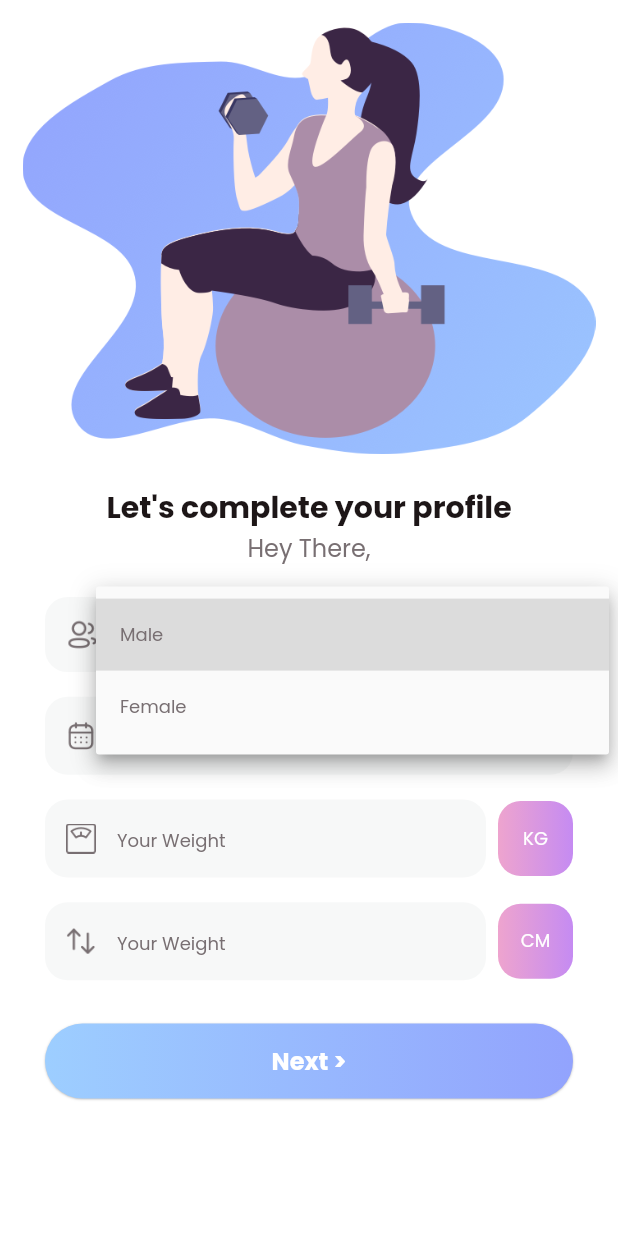
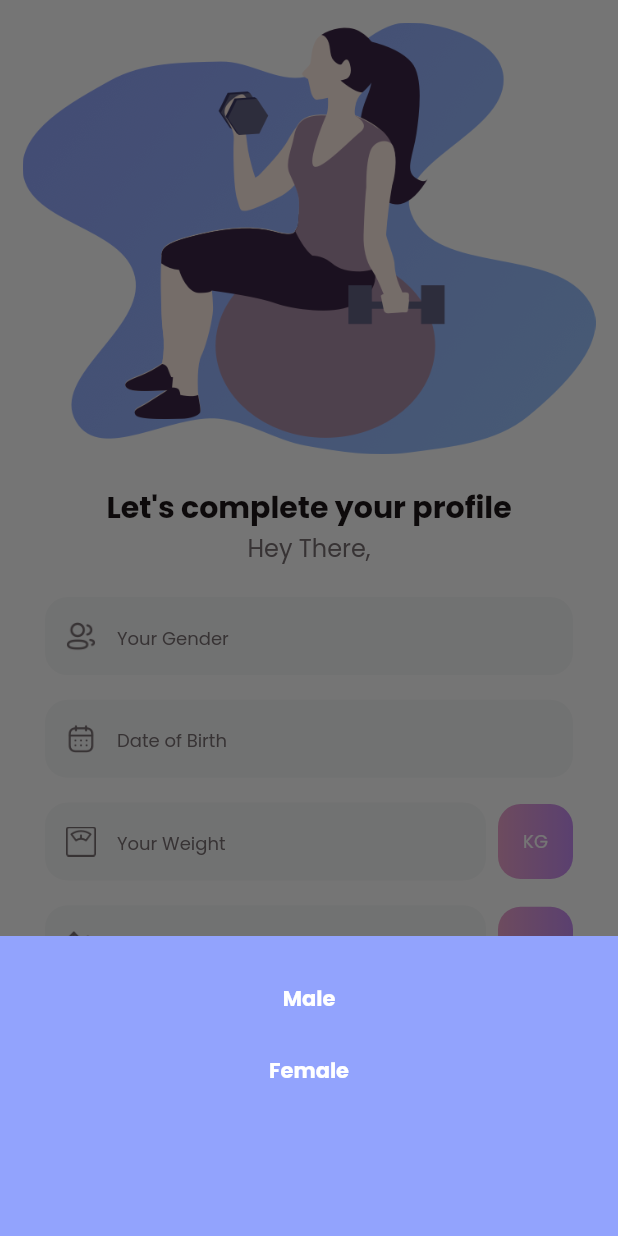
Before and after one commit to prathameassyserve/fitnestx, a Flutter app: the CompleteProfileView screen opened by its route, after a tap on "Your Gender", on a phone screen of 412 x 824 dp. Run offline on Flutter 3.47's test engine with Material 2 defaults, Android fonts, the phone set to English and light mode, and no system bars; our stand-ins replace get_it, hive, hive_flutter; accounts and stored records are empty.

```diff
--- /dev/null
+++ b/lib/common/extension.dart
@@ -0,0 +1,34 @@
+import 'package:fitnestx/common/color_extension.dart';
+import 'package:fitnestx/common/item_collection.dart';
+import 'package:flutter/material.dart';
+
+class Extension {
+  void showBottom(BuildContext context, VoidCallback onClick) {
+    showModalBottomSheet(
+        context: context,
+        builder: (BuildContext context) {
+          var genderData = ItemCollection.genderData;
+          return Container(
+            padding: const EdgeInsets.fromLTRB(10, 18, 10, 0),
+            height: 200,
+            color: TColor.primaryColor1,
+            child: ListView.builder(
+              itemCount: genderData.length,
+              itemBuilder: (context, index) {
+                return TextButton(
+                  onPressed: () {},
+                  child: Text(
+                    genderData[index],
+                    style: TextStyle(
+                      fontSize: 14,
+                      fontWeight: FontWeight.w700,
+                      color: TColor.white,
+                    ),
+                  ),
+                );
+              },
+            ),
+          );
+        });
+  }
+}
--- a/lib/common/item_collection.dart
+++ b/lib/common/item_collection.dart
@@ -3,6 +3,8 @@ import 'package:fitnestx/generated/assets.dart';
 import 'package:fitnestx/pojo/on_boarding_data.dart';
 
 class ItemCollection {
+  static List<String> genderData = ["Male", "Female"];
+
   static List<OnBoardingData> onBoardingScreenData = [
     OnBoardingData(
       title: TString.labelTrackYourGoal1,
--- a/lib/common/string_extension.dart
+++ b/lib/common/string_extension.dart
@@ -34,4 +34,5 @@ class TString {
   static String labelKG = "KG";
   static String labelCM = "CM";
   static String labelYourGender = "Your Gender";
+
 }
--- a/lib/common_widgets/round_textfield.dart
+++ b/lib/common_widgets/round_textfield.dart
@@ -9,8 +9,10 @@ class RoundTextField extends StatelessWidget {
   final String icon;
   final Widget? rightIcon;
   final bool obscureText;
+  final bool isClickable;
   final EdgeInsets? margin;
   final TextInputAction? textInputAction;
+  final VoidCallback? onPressed;
 
   const RoundTextField({
     super.key,
@@ -21,11 +23,14 @@ class RoundTextField extends StatelessWidget {
     this.margin,
     this.keyboardType,
     this.obscureText = false,
+    this.isClickable = false,
+    this.onPressed,
     this.rightIcon,
   });
 
   @override
   Widget build(BuildContext context) {
+    if (isClickable) {
       return Container(
         margin: margin,
         decoration: BoxDecoration(
@@ -45,5 +50,31 @@ class RoundTextField extends StatelessWidget {
               hintStyle: TextStyle(color: TColor.gray, fontSize: 12)),
         ),
       );
+    } else {
+      return InkWell(
+          onTap: onPressed,
+          child: Container(
+            margin: margin,
+            decoration: BoxDecoration(
+                color: TColor.lightGray,
+                borderRadius: BorderRadius.circular(15)),
+            child: IgnorePointer(
+              child: TextField(
+                controller: controller,
+                keyboardType: keyboardType,
+                obscureText: obscureText,
+                decoration: InputDecoration(
+                    contentPadding: const EdgeInsets.symmetric(
+                        vertical: 15, horizontal: 15),
+                    enabledBorder: InputBorder.none,
+                    focusedBorder: InputBorder.none,
+                    hintText: hintText,
+                    suffixIcon: rightIcon,
+                    prefixIcon: TextFieldIcon(icon: icon),
+                    hintStyle: TextStyle(color: TColor.gray, fontSize: 12)),
+              ),
+            ),
+          ));
     }
   }
+}
--- a/lib/view/login/complete_profile_view.dart
+++ b/lib/view/login/complete_profile_view.dart
@@ -1,4 +1,5 @@
 import 'package:fitnestx/common/color_extension.dart';
+import 'package:fitnestx/common/item_collection.dart';
 import 'package:fitnestx/common/string_extension.dart';
 import 'package:fitnestx/common_widgets/round_button.dart';
 import 'package:fitnestx/common_widgets/round_textfield.dart';
@@ -15,10 +16,12 @@ class CompleteProfileView extends StatefulWidget {
 
 class _CompleteProfileViewState extends State<CompleteProfileView> {
   TextEditingController txtDate = TextEditingController();
+  TextEditingController txtGender = TextEditingController();
 
   @override
   Widget build(BuildContext context) {
     var media = MediaQuery.of(context).size;
+    String selectedGender;
     return Scaffold(
       backgroundColor: TColor.white,
       body: SingleChildScrollView(
@@ -49,57 +52,45 @@ class _CompleteProfileViewState extends State<CompleteProfileView> {
                   padding: const EdgeInsets.symmetric(horizontal: 15),
                   child: Column(
                     children: [
-                      Container(
-                        decoration: BoxDecoration(
-                            color: TColor.lightGray,
-                            borderRadius: BorderRadius.circular(15)),
-                        child: Row(
-                          children: [
-                            Container(
-                              padding:
-                                  const EdgeInsets.symmetric(horizontal: 15),
-                              alignment: Alignment.center,
-                              width: 50,
-                              height: 50,
-                              child: Image.asset(
-                                Assets.imgGender,
-                                width: 20,
-                                height: 20,
-                                fit: BoxFit.contain,
-                                color: TColor.gray,
-                              ),
-                            ),
-                            Expanded(
-                              child: DropdownButtonHideUnderline(
-                                child: DropdownButton(
-                                  items: ["Male", "Female"]
-                                      .map(
-                                        (name) => DropdownMenuItem(
-                                          value: name,
-                                          child: Text(
-                                            name,
-                                            style: TextStyle(
-                                              color: TColor.gray,
-                                              fontSize: 12,
-                                            ),
+                      RoundTextField(
+                        hintText: TString.labelYourGender,
+                        icon: Assets.imgGender,
+                        controller: txtGender,
+                        isClickable: false,
+                        onPressed: () {
+                          showModalBottomSheet(
+                              context: context,
+                              builder: (BuildContext context) {
+                                var genderData = ItemCollection.genderData;
+                                return Container(
+                                  padding:
+                                  const EdgeInsets.fromLTRB(10, 18, 10, 0),
+                                  height: 200,
+                                  color: TColor.primaryColor1,
+                                  child: ListView.builder(
+                                    itemCount: genderData.length,
+                                    itemBuilder: (context, index) {
+                                      return TextButton(
+                                        onPressed: () {
+                                          setState(() {
+                                            txtGender.text = genderData[index];
+                                            Navigator.pop(context);
+                                          });
+                                        },
+                                        child: Text(
+                                          genderData[index],
+                                          style: TextStyle(
+                                            fontSize: 14,
+                                            fontWeight: FontWeight.w700,
+                                            color: TColor.white,
                                           ),
                                         ),
-                                      )
-                                      .toList(),
-                                  isExpanded: true,
-                                  hint: Text(
-                                    TString.labelYourGender,
-                                    style: TextStyle(
-                                      color: TColor.gray,
-                                      fontSize: 12,
-                                    ),
+                                      );
+                                    },
                                   ),
-                                  onChanged: (value) {},
-                                ),
-                              ),
-                            ),
-                          ],
-                        ),
+                                );
+                              });
+                        },
                       ),
                       SizedBox(height: media.width * 0.04),
                       RoundTextField(
@@ -114,6 +105,7 @@ class _CompleteProfileViewState extends State<CompleteProfileView> {
                             child: RoundTextField(
                               hintText: TString.hintYourWeight,
                               icon: Assets.imgWeight,
+                              keyboardType: TextInputType.number,
                             ),
                           ),
                           const SizedBox(width: 8),
@@ -141,8 +133,9 @@ class _CompleteProfileViewState extends State<CompleteProfileView> {
                         children: [
                           Expanded(
                             child: RoundTextField(
-                              hintText: TString.hintYourWeight,
+                              hintText: TString.hintYourHeight,
                               icon: Assets.imgHight,
+                              keyboardType: TextInputType.number,
                             ),
                           ),
                           const SizedBox(width: 8),
@@ -169,10 +162,7 @@ class _CompleteProfileViewState extends State<CompleteProfileView> {
                       RoundButton(
                         buttonName: TString.labelNext,
                         onPressed: () {
-                          Navigator.pushNamed(
-                            context,
-                            ScreenName.completeProfileView,
-                          );
+
                         },
                       ),
                     ],
--- a/lib/view/login/signup_view.dart
+++ b/lib/view/login/signup_view.dart
@@ -9,7 +9,6 @@ import 'package:flutter/material.dart';
 
 class SignUpView extends StatefulWidget {
   const SignUpView({super.key});
-
   @override
   State<SignUpView> createState() => _SignUpViewState();
 }
--- a/lib/view/on_boarding/on_boarding_view.dart
+++ b/lib/view/on_boarding/on_boarding_view.dart
@@ -94,6 +94,7 @@ class _OnBoardingViewState extends State<OnBoardingView> {
     );
   }
 
+
   void buildPageController() {
     pageController.animateToPage(
       selectedPage,
--- a/lib/view/on_boarding/started_view.dart
+++ b/lib/view/on_boarding/started_view.dart
@@ -18,7 +18,9 @@ class _StartedViewState extends State<StartedView> {
 
   @override
   Widget build(BuildContext context) {
+
     var media = MediaQuery.of(context).size;
+
     return Scaffold(
       backgroundColor: TColor.white,
       body: Container(
```
Also changed, not shown: lib/pojo/on_boarding_data.dart (line endings or trailing spaces). Lines whose indentation alone changed are shown as unchanged.
